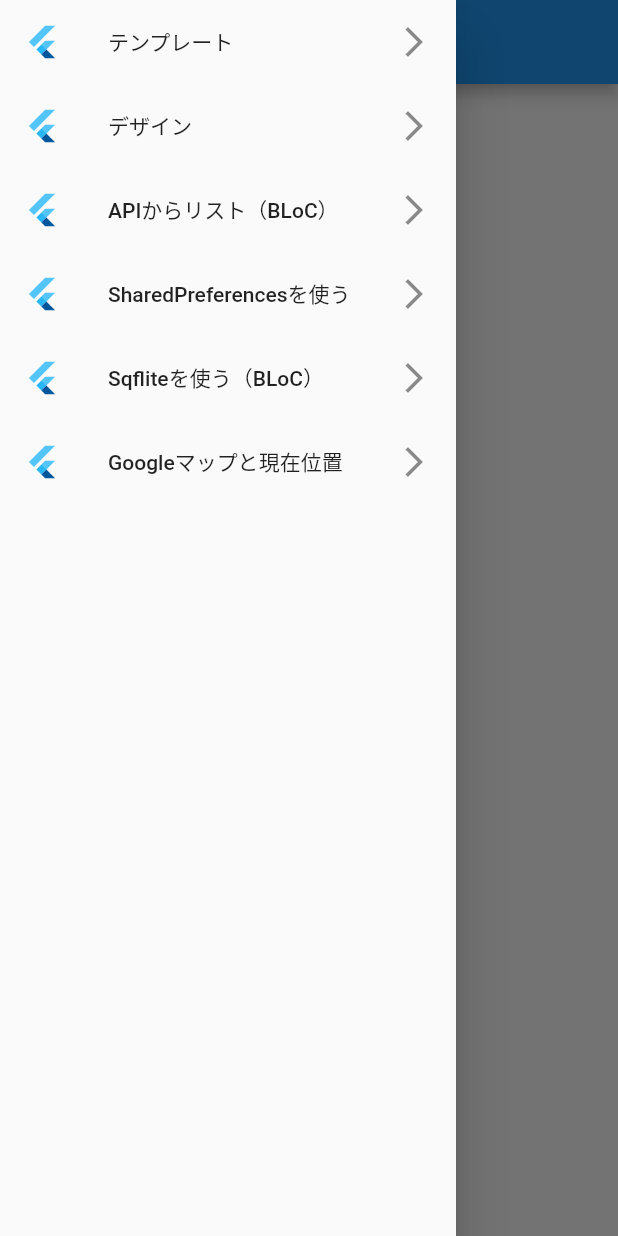
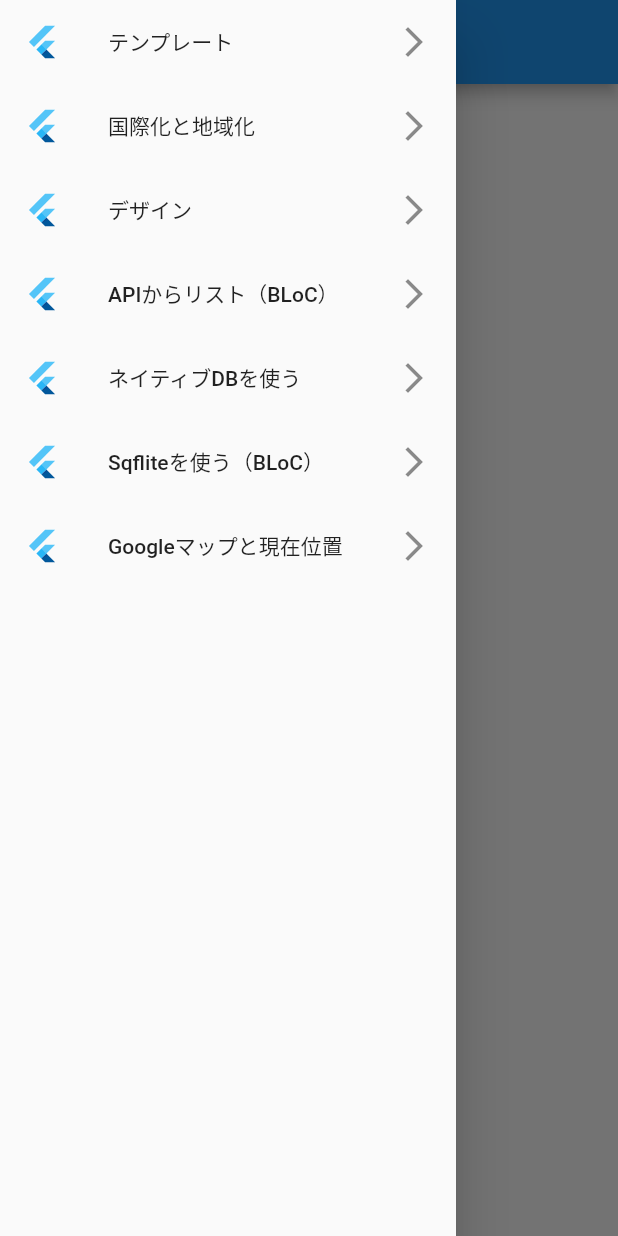
Before and after one commit to rectangle0123/flutter_examples, a Flutter app: the screen it shows after launch, with the side drawer open, on a phone screen of 412 x 824 dp. Run offline on Flutter 3.47's test engine with Material 2 defaults, Android fonts, the phone set to English and light mode, and no system bars; our stand-ins replace google_maps_flutter, location, shared_preferences, sqflite; missing offline and left inert: circular_menu; accounts and stored records are empty; generated files the repository leaves out were written again.

```diff
--- /dev/null
+++ b/l10n.yaml
@@ -0,0 +1,3 @@
+arb-dir: lib/l10n
+template-arb-file: app_en.arb
+output-localization-file: app_localizations.dart
--- /dev/null
+++ b/lib/l10n/app_en.arb
@@ -0,0 +1,6 @@
+{
+  "helloWorld": "Hello World!",
+  "@helloWorld": {
+    "description": "The conventional newborn programmer greeting"
+  }
+}
--- /dev/null
+++ b/lib/l10n/app_ja.arb
@@ -0,0 +1,3 @@
+{
+  "helloWorld": "こんにちわ、みなさん！"
+}
--- a/lib/main.dart
+++ b/lib/main.dart
@@ -1,4 +1,5 @@
 import 'package:flutter/material.dart';
+import 'package:flutter_gen/gen_l10n/app_localizations.dart';
 import 'package:provider/provider.dart';
 
 import 'home.dart';
@@ -13,10 +14,14 @@ class App extends StatelessWidget {
   Widget build(BuildContext context) {
     return MultiProvider(
       providers: [
+        // プロバイダ
         ChangeNotifierProvider(create: (_) => s003.Bloc()),
         ChangeNotifierProvider(create: (_) => s005.Bloc()),
       ],
       child: MaterialApp(
+        // 国際化と地域化
+        localizationsDelegates: AppLocalizations.localizationsDelegates,
+        supportedLocales: AppLocalizations.supportedLocales,
         home: Home(),
       ),
     );
--- a/lib/menu.dart
+++ b/lib/menu.dart
@@ -1,6 +1,7 @@
 import 'package:flutter/material.dart';
 
 import 'src/000/index.dart' as s000;
+import 'src/001/index.dart' as s001;
 import 'src/002/index.dart' as s002;
 import 'src/003/index.dart' as s003;
 import 'src/004/index.dart' as s004;
@@ -12,6 +13,7 @@ class Menu extends StatelessWidget {
   // アイテム
   final List<ListItem> _items = [
     ListItem(s000.Index.title, (_) => s000.Index()),
+    ListItem(s001.Index.title, (_) => s001.Index()),
     ListItem(s002.Index.title, (_) => s002.Index()),
     ListItem(s003.Index.title, (_) => s003.Index()),
     ListItem(s004.Index.title, (_) => s004.Index()),
--- a/lib/src/004/index.dart
+++ b/lib/src/004/index.dart
@@ -6,7 +6,7 @@ import 'package:shared_preferences/shared_preferences.dart';
 /// Index
 class Index extends StatelessWidget {
   /// タイトル
-  static const title = 'SharedPreferencesを使う';
+  static const title = 'ネイティブDBを使う';
 
   @override
   Widget build(BuildContext context) {
```
Also changed, not shown: lib/src/001/index.dart (added, +47 -0 lines), pubspec.yaml (+7 -0 lines), pubspec.lock, 1 other file.
